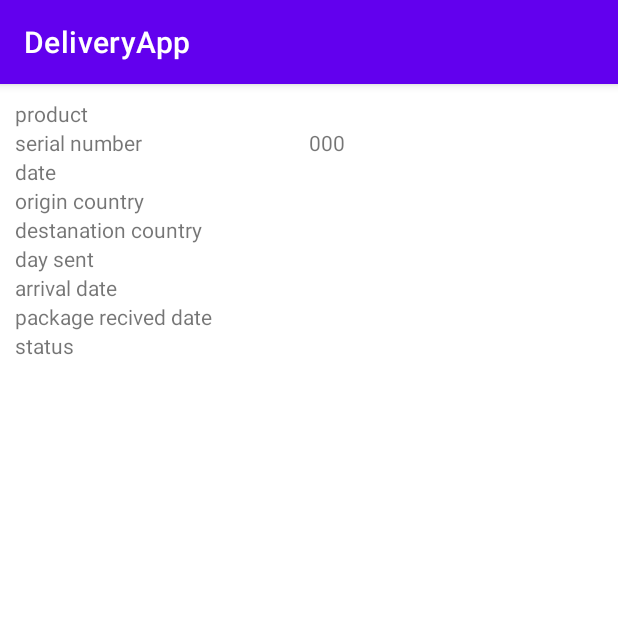
After one commit to finziamit/DeliveryApp, an Android app: the order_details_screen screen opened directly, with no data from a screen before it, on a phone screen of 412 x 824 dp, the top half of it. The commit adds this screen. Run offline under Robolectric (Android 15) with nearby library versions, the phone set to English and light mode, and no system bars.

Commit message:
Adding order details screen

```diff
--- a/app/src/main/java/com/example/deliveryapp/OrderAdapter.java
+++ b/app/src/main/java/com/example/deliveryapp/OrderAdapter.java
@@ -31,6 +31,13 @@ public class OrderAdapter extends RecyclerView.Adapter<OrderAdapter.OrderViewHol
                     Intent intent = new Intent(view.getContext(), OrderScreen.class);
                     intent.putExtra("name",current.getProduct());
                     intent.putExtra("number",current.getSerial_number());
+                    intent.putExtra("date", current.getOrder_date());
+                    intent.putExtra("origin", current.getOrigin_country());
+                    intent.putExtra("destination", current.getDestination_country());
+                    intent.putExtra("sent", current.getDelivery_sent_date());
+                    intent.putExtra("arrival", current.getArrival_date());
+                    intent.putExtra("recived", current.getClient_pickup_date());
+                    intent.putExtra("status",current.getOrderStatus());
 
                     view.getContext().startActivity(intent);
                 }
--- a/app/src/main/java/com/example/deliveryapp/OrderScreen.java
+++ b/app/src/main/java/com/example/deliveryapp/OrderScreen.java
@@ -2,7 +2,11 @@ package com.example.deliveryapp;
 
 import androidx.appcompat.app.AppCompatActivity;
 
+import android.content.Intent;
 import android.os.Bundle;
+import android.view.View;
+import android.widget.Button;
+import android.widget.LinearLayout;
 import android.widget.TextView;
 
 public class OrderScreen extends AppCompatActivity {
@@ -14,13 +18,45 @@ public class OrderScreen extends AppCompatActivity {
         super.onCreate(savedInstanceState);
         setContentView(R.layout.activity_order_screen);
 
+        Button orderDetails = (Button) findViewById(R.id.OrderDetails);
+
         String name = getIntent().getStringExtra("name");
         int number = getIntent().getIntExtra("number", 0);
+        String date = getIntent().getStringExtra("date");
+        String origin = getIntent().getStringExtra("origin");
+        String destination = getIntent().getStringExtra("destination");
+        String sent = getIntent().getStringExtra("sent");
+        String arrived = getIntent().getStringExtra("arrival");
+        String recived = getIntent().getStringExtra("recived");
+        String status = getIntent().getStringExtra("status");
 
         productTextView = findViewById(R.id.order_product);
         serialTextView = findViewById(R.id.order_serial);
 
+
         productTextView.setText(name);
         serialTextView.setText(String.format("%03d",number)); // orders serials range - 000:999
+
+        orderDetails.setOnClickListener(new View.OnClickListener() {
+            @Override
+            public void onClick(View view) {
+                LinearLayout containerView = findViewById(R.id.list_ordered_item);
+
+
+                Intent intent = new Intent(view.getContext(),order_details_screen.class);
+
+                intent.putExtra("name",name);
+                intent.putExtra("number",number);
+                intent.putExtra("date", date);
+                intent.putExtra("origin", origin);
+                intent.putExtra("destination", destination);
+                intent.putExtra("sent", sent);
+                intent.putExtra("arrival", arrived);
+                intent.putExtra("recived", recived);
+                intent.putExtra("status",status);
+
+                startActivity(intent);
+            }
+        });
     }
 }
--- /dev/null
+++ b/app/src/main/java/com/example/deliveryapp/order_details_screen.java
@@ -0,0 +1,58 @@
+package com.example.deliveryapp;
+
+import androidx.annotation.Nullable;
+import androidx.appcompat.app.AppCompatActivity;
+import android.os.Bundle;
+import android.widget.TextView;
+
+public class order_details_screen extends AppCompatActivity {
+
+    private TextView productName;
+    private TextView orderSerial;
+    private TextView orderDate;
+    private TextView countryOrigin;
+    private TextView destinationCountry;
+    private TextView sendingDate;
+    private TextView arrivalDate;
+    private TextView orderReciveDate;
+    private TextView statusTV;
+
+    @Override
+    protected void onCreate(@Nullable Bundle savedInstanceState) {
+        super.onCreate(savedInstanceState);
+        setContentView(R.layout.activity_order_details_screen);
+
+        String name = getIntent().getStringExtra("name");
+        int number = getIntent().getIntExtra("number", 0);
+        String date = getIntent().getStringExtra("date");
+        String origin = getIntent().getStringExtra("origin");
+        String destination = getIntent().getStringExtra("destination");
+        String sent = getIntent().getStringExtra("sent");
+        String arrived = getIntent().getStringExtra("arrival");
+        String recived = getIntent().getStringExtra("recived");
+        String status = getIntent().getStringExtra("status");
+
+        // match each TextView to the right one
+        productName = findViewById(R.id.productName);
+        orderSerial = findViewById(R.id.orderSerial);
+        orderDate = findViewById(R.id.orderDate);
+        countryOrigin = findViewById(R.id.countryOrigin);
+        destinationCountry = findViewById(R.id.destinationCountry);
+        sendingDate = findViewById(R.id.sendingDate);
+        arrivalDate = findViewById(R.id.arrivalDate);
+        orderReciveDate = findViewById(R.id.orderReciveDate);
+        statusTV = findViewById(R.id.orderStatus);
+
+        // set the order details in the textviews
+        productName.setText(name);
+        orderSerial.setText(String.format("%03d",number));
+        orderDate.setText(date);
+        countryOrigin.setText(origin);
+        destinationCountry.setText(destination);
+        sendingDate.setText(sent);
+        arrivalDate.setText(arrived);
+        orderReciveDate.setText(recived);
+        statusTV.setText(status);
+
+    }
+}
--- a/app/src/main/res/layout/activity_main.xml
+++ b/app/src/main/res/layout/activity_main.xml
@@ -8,35 +8,35 @@
 
     <androidx.recyclerview.widget.RecyclerView
         android:id="@+id/main_recycler_view"
-        android:layout_width="413dp"
-        android:layout_height="648dp"
+        android:layout_width="match_parent"
+        android:layout_height="450dp"
         app:layout_constraintBottom_toBottomOf="parent"
         app:layout_constraintTop_toTopOf="parent"
         app:layout_constraintVertical_bias="0.0"
-        tools:layout_editor_absoluteX="0dp"
-        tools:ignore="MissingConstraints" />
+        tools:ignore="MissingConstraints"
+        tools:layout_editor_absoluteX="0dp" />
+
+    <Button
+        android:id="@+id/Delete"
+        android:layout_width="wrap_content"
+        android:layout_height="wrap_content"
+        android:layout_marginStart="36dp"
+        android:text="Delete"
+        app:layout_constraintBottom_toBottomOf="parent"
+        app:layout_constraintStart_toEndOf="@+id/AddOrder"
+        app:layout_constraintTop_toBottomOf="@+id/main_recycler_view"
+        app:layout_constraintVertical_bias="0.807" />
 
     <Button
         android:id="@+id/AddOrder"
         android:layout_width="wrap_content"
         android:layout_height="wrap_content"
-        android:layout_marginStart="32dp"
+        android:layout_marginStart="28dp"
         android:text="Add Order"
         app:layout_constraintBottom_toBottomOf="parent"
         app:layout_constraintStart_toStartOf="parent"
         app:layout_constraintTop_toBottomOf="@+id/main_recycler_view"
-        app:layout_constraintVertical_bias="0.514" />
-
-    <Button
-        android:id="@+id/Delete"
-        android:layout_width="wrap_content"
-        android:layout_height="wrap_content"
-        android:layout_marginStart="32dp"
-        android:text="Delete"
-        app:layout_constraintBottom_toBottomOf="parent"
-        app:layout_constraintStart_toEndOf="@+id/AddOrder"
-        app:layout_constraintTop_toBottomOf="@+id/main_recycler_view"
-        app:layout_constraintVertical_bias="0.514" />
+        app:layout_constraintVertical_bias="0.807" />
 
     <Button
         android:id="@+id/Edit"
@@ -45,7 +45,17 @@
         android:text="Edit"
         app:layout_constraintBottom_toBottomOf="parent"
         app:layout_constraintEnd_toEndOf="parent"
+        app:layout_constraintHorizontal_bias="0.46"
         app:layout_constraintStart_toEndOf="@+id/Delete"
-        app:layout_constraintTop_toBottomOf="@+id/main_recycler_view" />
+        app:layout_constraintTop_toBottomOf="@+id/main_recycler_view"
+        app:layout_constraintVertical_bias="0.795" />
+
+    <SearchView
+        android:layout_width="match_parent"
+        android:layout_height="64dp"
+        app:layout_constraintBottom_toBottomOf="parent"
+        app:layout_constraintTop_toBottomOf="@+id/main_recycler_view"
+        app:layout_constraintVertical_bias="0.235"
+        tools:layout_editor_absoluteX="-16dp" />
 
 </androidx.constraintlayout.widget.ConstraintLayout>
--- /dev/null
+++ b/app/src/main/res/layout/activity_order_details_screen.xml
@@ -0,0 +1,180 @@
+<?xml version="1.0" encoding="utf-8"?>
+<LinearLayout xmlns:android="http://schemas.android.com/apk/res/android"
+    android:orientation="vertical"
+    android:layout_width="match_parent"
+    android:layout_height="match_parent"
+    android:id="@+id/detailed_ordered_item"
+    android:padding="10dp">
+
+
+  <LinearLayout
+      android:layout_width="match_parent"
+      android:layout_height="wrap_content"
+      android:orientation="horizontal">
+
+    <TextView
+        android:id="@+id/product"
+        android:layout_width="0dp"
+        android:layout_height="match_parent"
+        android:layout_weight="2"
+        android:text="product"
+        android:textAlignment="textStart"/>
+
+    <TextView
+        android:layout_width="0dp"
+        android:layout_height="match_parent"
+        android:layout_weight="2"
+        android:id="@+id/productName"/>
+  </LinearLayout>
+
+  <LinearLayout
+      android:layout_width="match_parent"
+      android:layout_height="wrap_content"
+      android:orientation="horizontal">
+    <TextView
+        android:layout_width="0dp"
+        android:layout_height="match_parent"
+        android:layout_weight="2"
+        android:id="@+id/serial"
+        android:text="serial number"
+        android:textAlignment="textStart"/>
+    <TextView
+        android:layout_width="0dp"
+        android:layout_height="match_parent"
+        android:layout_weight="2"
+        android:id="@+id/orderSerial"/>
+  </LinearLayout>
+
+  <LinearLayout
+      android:layout_width="match_parent"
+      android:layout_height="wrap_content"
+      android:orientation="horizontal">
+    <TextView
+        android:layout_width="0dp"
+        android:layout_height="match_parent"
+        android:layout_weight="2"
+        android:id="@+id/date"
+        android:text="date"
+        android:textAlignment="textStart"/>
+    <TextView
+        android:layout_width="0dp"
+        android:layout_height="match_parent"
+        android:layout_weight="2"
+        android:id="@+id/orderDate"/>
+
+  </LinearLayout>
+
+  <LinearLayout
+      android:layout_width="match_parent"
+      android:layout_height="wrap_content"
+      android:orientation="horizontal">
+    <TextView
+        android:layout_width="0dp"
+        android:layout_height="match_parent"
+        android:layout_weight="2"
+        android:id="@+id/origin"
+        android:text="origin country"
+        android:textAlignment="textStart"/>
+    <TextView
+        android:layout_width="0dp"
+        android:layout_height="match_parent"
+        android:layout_weight="2"
+        android:id="@+id/countryOrigin"/>
+  </LinearLayout>
+
+  <LinearLayout
+      android:layout_width="match_parent"
+      android:layout_height="wrap_content"
+      android:orientation="horizontal">
+    <TextView
+        android:layout_width="0dp"
+        android:layout_height="match_parent"
+        android:layout_weight="2"
+        android:id="@+id/destination"
+        android:text="destanation country"
+        android:textAlignment="textStart"/>
+    <TextView
+        android:layout_width="0dp"
+        android:layout_height="match_parent"
+        android:layout_weight="2"
+        android:id="@+id/destinationCountry"/>
+  </LinearLayout>
+
+  <LinearLayout
+      android:layout_width="match_parent"
+      android:layout_height="wrap_content"
+      android:orientation="horizontal">
+    <TextView
+        android:layout_width="0dp"
+        android:layout_height="match_parent"
+        android:layout_weight="2"
+        android:id="@+id/sent"
+        android:text="day sent"
+        android:textAlignment="textStart"/>
+    <TextView
+        android:layout_width="0dp"
+        android:layout_height="match_parent"
+        android:layout_weight="2"
+        android:id="@+id/sendingDate"/>
+
+  </LinearLayout>
+
+  <LinearLayout
+      android:layout_width="match_parent"
+      android:layout_height="wrap_content"
+      android:orientation="horizontal">
+    <TextView
+        android:layout_width="0dp"
+        android:layout_height="match_parent"
+        android:layout_weight="2"
+        android:id="@+id/arrival"
+        android:text="arrival date"
+        android:textAlignment="textStart"/>
+    <TextView
+        android:layout_width="0dp"
+        android:layout_height="match_parent"
+        android:layout_weight="2"
+        android:id="@+id/arrivalDate"/>
+
+  </LinearLayout>
+
+  <LinearLayout
+      android:layout_width="match_parent"
+      android:layout_height="wrap_content"
+      android:orientation="horizontal">
+    <TextView
+        android:layout_width="0dp"
+        android:layout_height="match_parent"
+        android:layout_weight="2"
+        android:id="@+id/recive"
+        android:text="package recived date"
+        android:textAlignment="textStart"/>
+    <TextView
+        android:layout_width="0dp"
+        android:layout_height="match_parent"
+        android:layout_weight="2"
+        android:id="@+id/orderReciveDate"/>
+
+  </LinearLayout>
+
+  <LinearLayout
+      android:layout_width="match_parent"
+      android:layout_height="wrap_content"
+      android:orientation="horizontal">
+    <TextView
+        android:layout_width="0dp"
+        android:layout_height="match_parent"
+        android:layout_weight="2"
+        android:id="@+id/status"
+        android:text="status"
+        android:textAlignment="textStart"/>
+    <TextView
+        android:layout_width="0dp"
+        android:layout_height="match_parent"
+        android:layout_weight="2"
+        android:id="@+id/orderStatus"/>
+
+  </LinearLayout>
+
+
+</LinearLayout>
```
Also changed, not shown: app/src/main/AndroidManifest.xml (+11 -4 lines).
